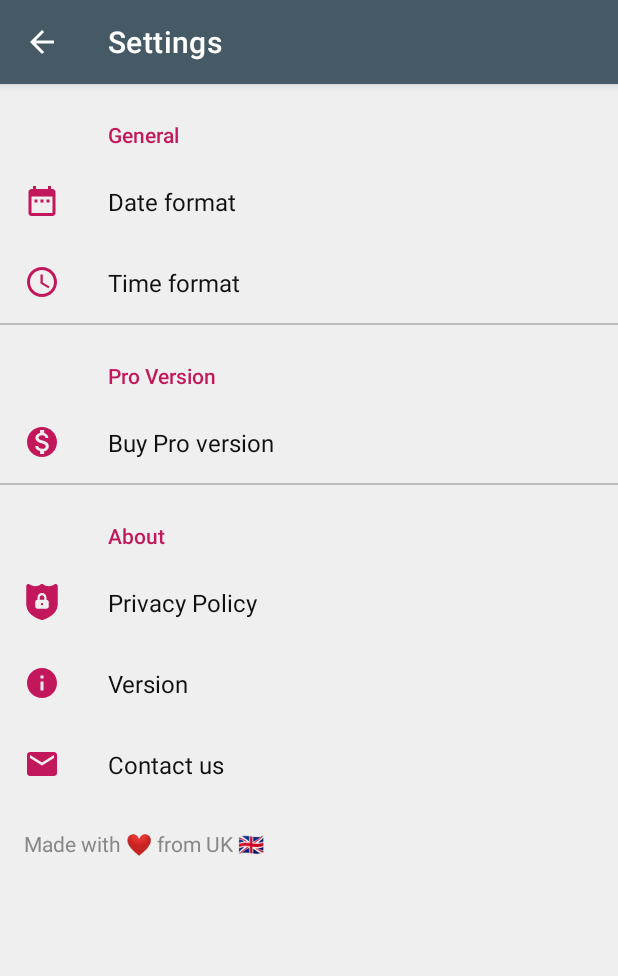
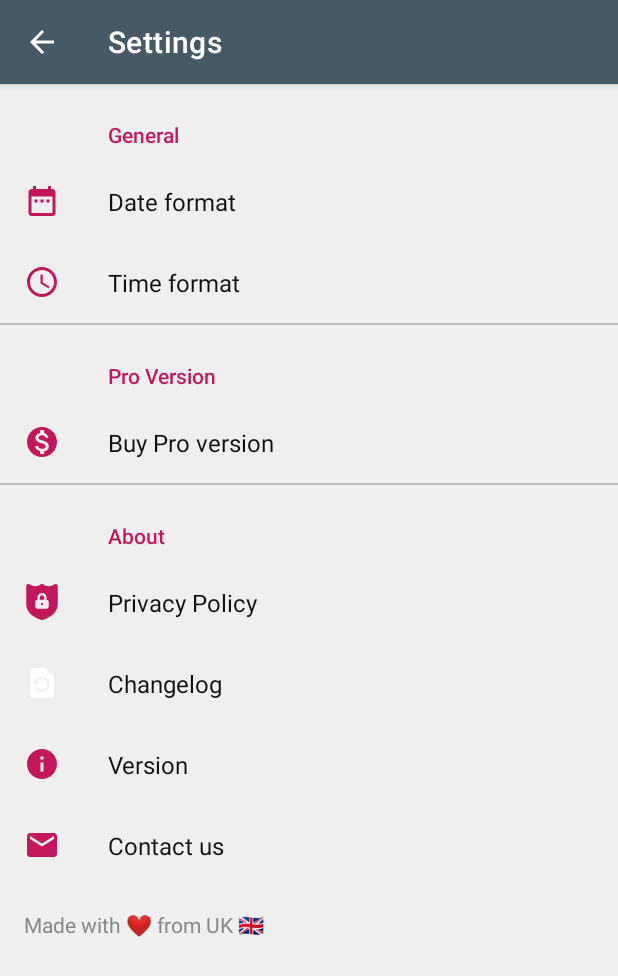
Before and after one commit to kevalpatel2106/year-in-progress, an Android app: the SettingsFragment screen opened directly, with no data from a screen before it, on a phone screen of 412 x 824 dp. Shown: the top 976 px of the screen. Run offline under Robolectric (Android 15) with nearby library versions, the phone set to English and light mode, and no system bars; our stand-ins replace AdMob, Dagger/Hilt's generated code, RxJava, androidx.preference; libraries missing offline, so code that uses them is left out: com.android.billingclient, com.facebook.stetho; 6 statements that could not run were skipped.

Commit message:
Add changelog page in settings
Signed-off-by: Keval Patel <kevalpatel2106@gmail.com>

```diff
--- a/app/src/main/java/com/kevalpatel2106/yip/settings/SettingsFragment.kt
+++ b/app/src/main/java/com/kevalpatel2106/yip/settings/SettingsFragment.kt
@@ -62,6 +62,7 @@ internal class SettingsFragment : PreferenceFragmentCompat() {
             getString(R.string.pref_key_buy_pro) -> context?.let { PaymentActivity.launch(it) }
             getString(R.string.pref_key_contact) -> context?.sendMailToDev()
             getString(R.string.pref_key_privacy_policy) -> context?.let { WebViewActivity.showPrivacyPolicy(it) }
+            getString(R.string.pref_key_changelog) -> context?.let { WebViewActivity.showChangelog(it) }
         }
         return super.onPreferenceTreeClick(preference)
     }
--- a/app/src/main/java/com/kevalpatel2106/yip/webviews/WebViewActivity.kt
+++ b/app/src/main/java/com/kevalpatel2106/yip/webviews/WebViewActivity.kt
@@ -76,5 +76,9 @@ internal class WebViewActivity : AppCompatActivity() {
         fun showPrivacyPolicy(context: Context) {
             launch(context, R.string.title_activity_privacy_policy, context.getString(R.string.privacy_policy_url))
         }
+
+        fun showChangelog(context: Context) {
+            launch(context, R.string.title_activity_changelog, context.getString(R.string.changelog_url))
+        }
     }
 }
--- /dev/null
+++ b/app/src/main/res/drawable/ic_changelog.xml
@@ -0,0 +1,10 @@
+<vector xmlns:android="http://schemas.android.com/apk/res/android"
+    android:width="24dp"
+    android:height="24dp"
+    android:tint="#FFFFFF"
+    android:viewportHeight="24.0"
+    android:viewportWidth="24.0">
+    <path
+        android:fillColor="@color/colorAccent"
+        android:pathData="M14,2L6,2c-1.1,0 -1.99,0.9 -1.99,2L4,20c0,1.1 0.89,2 1.99,2L18,22c1.1,0 2,-0.9 2,-2L20,8l-6,-6zM12,18c-2.05,0 -3.81,-1.24 -4.58,-3h1.71c0.63,0.9 1.68,1.5 2.87,1.5 1.93,0 3.5,-1.57 3.5,-3.5S13.93,9.5 12,9.5c-1.35,0 -2.52,0.78 -3.1,1.9l1.6,1.6h-4L6.5,9l1.3,1.3C8.69,8.92 10.23,8 12,8c2.76,0 5,2.24 5,5s-2.24,5 -5,5z" />
+</vector>
--- a/app/src/main/res/values/const.xml
+++ b/app/src/main/res/values/const.xml
@@ -4,6 +4,7 @@
     <string name="pref_key_buy_pro" translatable="false">pref_key_buy_pro</string>
     <string name="pref_key_version" translatable="false">pref_key_version</string>
     <string name="pref_key_contact" translatable="false">pref_key_contact</string>
+    <string name="pref_key_changelog" translatable="false">pref_key_changelog</string>
     <string name="pref_key_privacy_policy" translatable="false">pref_key_privacy_policy</string>
     <string name="pref_key_pro_version_header" translatable="false">pro_version_header</string>
     <string name="pref_key_date_format" translatable="false">pref_key_date_format</string>
--- a/app/src/main/res/values/strings.xml
+++ b/app/src/main/res/values/strings.xml
@@ -5,6 +5,7 @@
     <!--Screen titles-->
     <string name="title_activity_settings">Settings</string>
     <string name="title_activity_privacy_policy">Privacy Policy</string>
+    <string name="title_activity_changelog">Changelog</string>
     <string name="title_activity_payment">Get Pro</string>
 
     <!--Dashboard-->
@@ -17,6 +18,7 @@
     <string name="pref_title_buy_pro">Buy Pro version</string>
     <string name="pref_title_contact">Contact us</string>
     <string name="pref_title_privacy_policy">Privacy Policy</string>
+    <string name="pref_title_changelog">Changelog</string>
     <string-array name="date_format_titles">
         <item>01-Jan-2019</item>
         <item>01–01–2019</item>
--- a/app/src/main/res/xml/root_preferences.xml
+++ b/app/src/main/res/xml/root_preferences.xml
@@ -53,6 +53,11 @@
             android:title="@string/pref_title_privacy_policy" />
 
         <androidx.preference.Preference
+            android:icon="@drawable/ic_changelog"
+            android:key="@string/pref_key_changelog"
+            android:title="@string/pref_title_changelog" />
+
+        <androidx.preference.Preference
             android:icon="@drawable/ic_info"
             android:key="@string/pref_key_version"
             android:title="@string/pref_title_version" />
--- a/core/src/main/res/values/constant.xml
+++ b/core/src/main/res/values/constant.xml
@@ -8,5 +8,6 @@
     </string-array>
     <string name="play_store_url" translatable="false">https://play.google.com/store/apps/details?id=com.kevalpatel2106.yip</string>
     <string name="play_store_deep_link" translatable="false">market://details?id=com.kevalpatel2106.yip</string>
-    <string name="privacy_policy_url" translatable="false">https://sites.google.com/view/yip-privacy</string>
+    <string name="privacy_policy_url" translatable="false">https://year-in-progress.firebaseapp.com/privacy_policy.html</string>
+    <string name="changelog_url" translatable="false">https://year-in-progress.firebaseapp.com/changelog.html</string>
 </resources>
```
